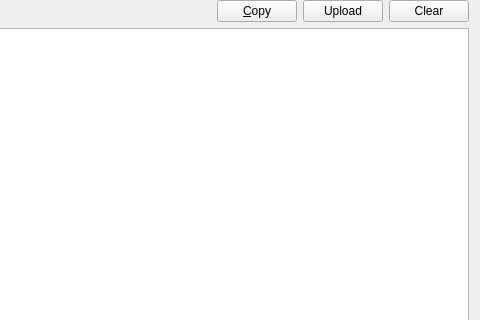
Old version of the form launcher/ui/pages/instance/LogPage.ui in the repository Duby67/OldMoneyTatarin; both pictures show x 345 to 825 and y 0 to 320 of the 825 by 782 pixel window.
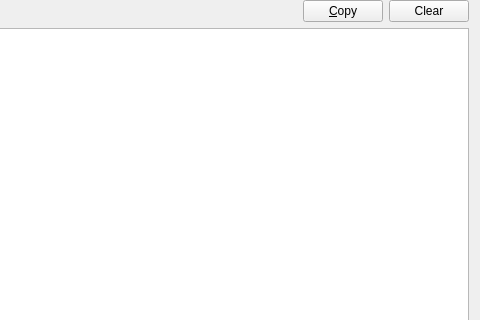
New version of the form. Custom widgets are drawn as their Qt base class.

Commit message: Удалить внешнюю публикацию логов и настройки paste-сервисов

```diff
--- a/launcher/ui/pages/instance/LogPage.ui
+++ b/launcher/ui/pages/instance/LogPage.ui
@@ -95,15 +95,7 @@
       </widget>
      </item>
      <item>
-      <widget class="QPushButton" name="btnPaste">
-       <property name="toolTip">
-        <string>Upload the log to the paste service configured in preferences</string>
-       </property>
-       <property name="text">
-        <string>Upload</string>
-       </property>
-      </widget>
-     </item>
+      </item>
      <item>
       <widget class="QPushButton" name="btnClear">
        <property name="toolTip">
```
Left out of the diff: 9 changed lines with no effect on the pictures. The commit also changes 17 other files.
